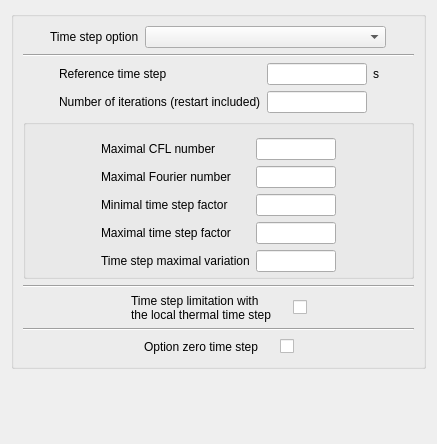
This is gui/Pages/TimeStepForm.ui in code-saturne/code_saturne as Qt 5 draws it before an edit. The edited form follows.
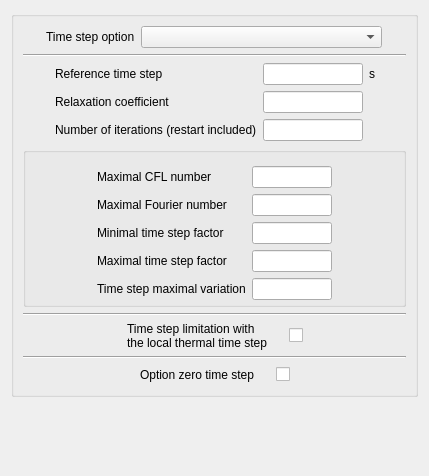
This is the edited form.

Commit message: GUI: move steady/unsteady management to time step handling.

Patch:
```diff
--- a/gui/Pages/TimeStepForm.ui
+++ b/gui/Pages/TimeStepForm.ui
@@ -6,8 +6,8 @@
    <rect>
     <x>0</x>
     <y>0</y>
-    <width>437</width>
-    <height>444</height>
+    <width>429</width>
+    <height>476</height>
    </rect>
   </property>
   <property name="windowTitle">
@@ -145,7 +145,7 @@
               </property>
              </widget>
             </item>
-            <item row="1" column="0">
+            <item row="2" column="0">
              <widget class="QLabel" name="label_4">
               <property name="toolTip">
                <string>&lt;html&gt;&lt;head/&gt;&lt;body&gt;&lt;p&gt;&lt;span style=&quot; font-size:9pt;&quot;&gt;Define the number of the last time step after which the calculation stops. In case of restart calculations, it takes into account the number of time steps of the previous calculation.&lt;/span&gt;&lt;/p&gt;&lt;p&gt;&lt;span style=&quot; font-size:9pt;&quot;&gt;(Code_Saturne key word: &lt;/span&gt;&lt;span style=&quot; font-size:9pt; font-weight:600;&quot;&gt;NTMABS&lt;/span&gt;&lt;span style=&quot; font-size:9pt;&quot;&gt;)&lt;/span&gt;&lt;/p&gt;&lt;/body&gt;&lt;/html&gt;</string>
@@ -158,7 +158,7 @@
               </property>
              </widget>
             </item>
-            <item row="1" column="1">
+            <item row="2" column="1">
              <widget class="QLineEdit" name="lineEditNTMABS">
               <property name="minimumSize">
                <size>
@@ -180,6 +180,41 @@
               </property>
              </widget>
             </item>
+            <item row="1" column="0">
+             <widget class="QLabel" name="labelRELXST">
+              <property name="minimumSize">
+               <size>
+                <width>200</width>
+                <height>0</height>
+               </size>
+              </property>
+              <property name="toolTip">
+               <string>&lt;html&gt;&lt;head/&gt;&lt;body&gt;&lt;p&gt;&lt;span style=&quot; font-size:9pt;&quot;&gt;Define the relaxation coefficient for the steady algorithm.&lt;/span&gt;&lt;/p&gt;&lt;p&gt;&lt;span style=&quot; font-size:9pt;&quot;&gt;(Code_Saturne key word: &lt;/span&gt;&lt;span style=&quot; font-size:9pt; font-weight:600;&quot;&gt;RELXST&lt;/span&gt;&lt;span style=&quot; font-size:9pt;&quot;&gt;)&lt;/span&gt;&lt;/p&gt;&lt;/body&gt;&lt;/html&gt;</string>
+              </property>
+              <property name="text">
+               <string>Relaxation coefficient</string>
+              </property>
+             </widget>
+            </item>
+            <item row="1" column="1">
+             <widget class="QLineEdit" name="lineEditRELXST">
+              <property name="minimumSize">
+               <size>
+                <width>60</width>
+                <height>0</height>
+               </size>
+              </property>
+              <property name="maximumSize">
+               <size>
+                <width>100</width>
+                <height>16777215</height>
+               </size>
+              </property>
+              <property name="toolTip">
+               <string>&lt;html&gt;&lt;head/&gt;&lt;body&gt;&lt;p&gt;&lt;span style=&quot; font-size:9pt;&quot;&gt;Define the relaxation coefficient for the steady algorithm.&lt;/span&gt;&lt;/p&gt;&lt;p&gt;&lt;span style=&quot; font-size:9pt;&quot;&gt;(Code_Saturne key word: &lt;/span&gt;&lt;span style=&quot; font-size:9pt; font-weight:600;&quot;&gt;RELXST&lt;/span&gt;&lt;span style=&quot; font-size:9pt;&quot;&gt;)&lt;/span&gt;&lt;/p&gt;&lt;/body&gt;&lt;/html&gt;</string>
+              </property>
+             </widget>
+            </item>
            </layout>
           </item>
           <item>
```
Left out of the diff: 4 changed lines with no effect on the pictures. The commit also changes 18 other files.
